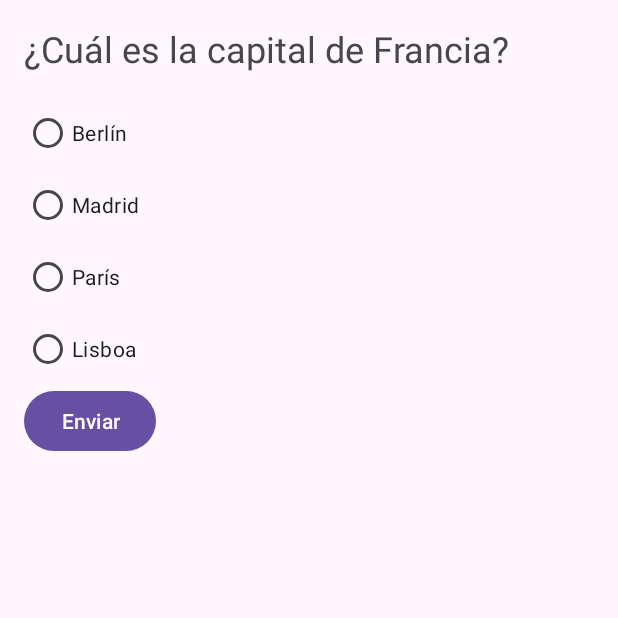
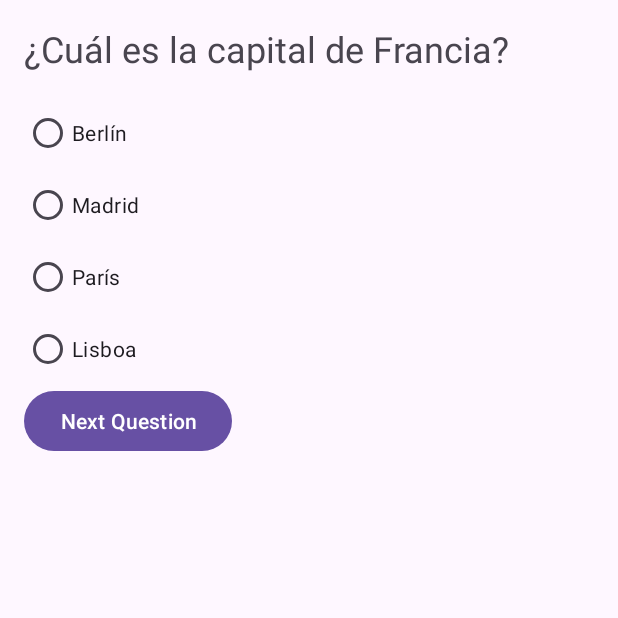
Before and after one commit to maferpinazocode/Parcial_PDM, an Android app: the screen it shows after launch (MainActivity), after a tap on "Start Game", on a phone screen of 412 x 824 dp, the top half of it. Run offline under Robolectric (Android 15) with nearby library versions, the phone set to English and light mode, and no system bars.

Commit message:
Fixed argument receiving logic, ensuring the currentQuestionIndex is updated correctly, due to the question change flow not working correctly. Also, we ensure that the index of the selected option is returned appropriately to verify the response. And in AnswerFragment the reception of the isCorrect, correctAnswer and currentQuestionIndex arguments was corrected.

```diff
--- a/AppParcial/app/src/main/java/com/example/questionsanswers/QuestionFragment.kt
+++ b/AppParcial/app/src/main/java/com/example/questionsanswers/QuestionFragment.kt
@@ -23,19 +23,26 @@ class QuestionFragment : Fragment(R.layout.fragment_question) {
         )
     )
 
-    private var currentQuestionIndex = 0 // Para rastrear la pregunta actual
+    private var currentQuestionIndex = 0 // Índice de la pregunta actual
 
     override fun onViewCreated(view: View, savedInstanceState: Bundle?) {
         super.onViewCreated(view, savedInstanceState)
+
+        val args = arguments?.let { QuestionFragmentArgs.fromBundle(it) }
+        currentQuestionIndex = args?.currentQuestionIndex ?: 0
 
         loadQuestion(view)
 
         view.findViewById<Button>(R.id.submitButton).setOnClickListener {
             val selectedOptionIndex = getSelectedOptionIndex(view)
             if (selectedOptionIndex != -1) {
+                val isCorrect = (selectedOptionIndex == questions[currentQuestionIndex].correctAnswerIndex)
+                val correctAnswer = questions[currentQuestionIndex].options[questions[currentQuestionIndex].correctAnswerIndex]
+
                 val action = QuestionFragmentDirections.actionQuestionFragmentToAnswerFragment(
-                    isCorrect = (selectedOptionIndex == questions[currentQuestionIndex].correctAnswerIndex),
-                    correctAnswer = questions[currentQuestionIndex].options[questions[currentQuestionIndex].correctAnswerIndex]
+                    isCorrect = isCorrect,
+                    correctAnswer = correctAnswer,
+                    currentQuestionIndex = currentQuestionIndex + 1
                 )
                 findNavController().navigate(action)
             }
@@ -43,19 +50,22 @@ class QuestionFragment : Fragment(R.layout.fragment_question) {
     }
 
     private fun loadQuestion(view: View) {
+        if (currentQuestionIndex < questions.size) {
             val question = questions[currentQuestionIndex]
             view.findViewById<TextView>(R.id.questionTextView).text = question.text
             val optionsRadioGroup = view.findViewById<RadioGroup>(R.id.optionsRadioGroup)
 
             val optionsButtons = listOf(
-            view.findViewById<RadioButton>(R.id.option1RadioButton),
-            view.findViewById<RadioButton>(R.id.option2RadioButton),
-            view.findViewById<RadioButton>(R.id.option3RadioButton),
+                view.findViewById(R.id.option1RadioButton),
+                view.findViewById(R.id.option2RadioButton),
+                view.findViewById(R.id.option3RadioButton),
                 view.findViewById<RadioButton>(R.id.option4RadioButton)
             )
 
+            // Asignar las opciones de la pregunta a los botones de radio
             for (i in optionsButtons.indices) {
                 optionsButtons[i].text = question.options[i]
+            }
         }
     }
 
@@ -68,24 +78,7 @@ class QuestionFragment : Fragment(R.layout.fragment_question) {
             R.id.option2RadioButton -> 1
             R.id.option3RadioButton -> 2
             R.id.option4RadioButton -> 3
-            else -> -1
-        }
-    }
-
-    private fun navigateToAnswerFragment(isCorrect: Boolean, correctAnswer: String) {
-        val action = QuestionFragmentDirections.actionQuestionFragmentToAnswerFragment(
-            isCorrect = isCorrect,
-            correctAnswer = correctAnswer
-        )
-        findNavController().navigate(action)
-    }
-
-    private fun submitAnswer(view: View) {
-        val selectedOptionIndex = getSelectedOptionIndex(view)
-        if (selectedOptionIndex != -1) {
-            val isCorrect = (selectedOptionIndex == questions[currentQuestionIndex].correctAnswerIndex)
-            val correctAnswer = questions[currentQuestionIndex].options[questions[currentQuestionIndex].correctAnswerIndex]
-            navigateToAnswerFragment(isCorrect, correctAnswer)
+            else -> -1 // Ninguna opción seleccionada
         }
     }
 }
--- a/AppParcial/app/src/main/res/layout/fragment_question.xml
+++ b/AppParcial/app/src/main/res/layout/fragment_question.xml
@@ -20,27 +20,31 @@
         <RadioButton
             android:id="@+id/option1RadioButton"
             android:layout_width="wrap_content"
-            android:layout_height="wrap_content" />
+            android:layout_height="wrap_content"
+            android:text="@string/op0_text" />
 
         <RadioButton
             android:id="@+id/option2RadioButton"
             android:layout_width="wrap_content"
-            android:layout_height="wrap_content" />
+            android:layout_height="wrap_content"
+            android:text="@string/op1_text" />
 
         <RadioButton
             android:id="@+id/option3RadioButton"
             android:layout_width="wrap_content"
-            android:layout_height="wrap_content" />
+            android:layout_height="wrap_content"
+            android:text="@string/op2_Text" />
 
         <RadioButton
             android:id="@+id/option4RadioButton"
             android:layout_width="wrap_content"
-            android:layout_height="wrap_content" />
+            android:layout_height="wrap_content"
+            android:text="@string/op3_Text" />
     </RadioGroup>
 
     <Button
         android:id="@+id/submitButton"
         android:layout_width="wrap_content"
         android:layout_height="wrap_content"
-        android:text="@string/enviar_text" />
+        android:text="@string/next_question_text" />
 </LinearLayout>
--- a/AppParcial/app/src/main/res/navigation/nav_graph.xml
+++ b/AppParcial/app/src/main/res/navigation/nav_graph.xml
@@ -9,6 +9,7 @@
         android:name="com.example.questionsanswers.WelcomeFragment"
         android:label="Welcome"
         tools:layout="@layout/fragment_welcome">
+
         <action
             android:id="@+id/action_welcomeFragment_to_questionFragment"
             app:destination="@id/questionFragment" />
@@ -20,29 +21,38 @@
         android:label="Question"
         tools:layout="@layout/fragment_question">
         <argument
-            android:name="isCorrect"
-            app:argType="boolean" />
-        <argument
-            android:name="correctAnswer"
-            app:argType="string" />
+            android:name="currentQuestionIndex"
+            app:argType="integer"
+            android:defaultValue="0" />
         <action
             android:id="@+id/action_questionFragment_to_answerFragment"
-            app:destination="@id/answerFragment" />
+            app:destination="@id/answerFragment">
+            <argument
+                android:name="currentQuestionIndex"
+                app:argType="integer" />
+        </action>
     </fragment>
 
     <fragment
         android:id="@+id/answerFragment"
         android:name="com.example.questionsanswers.AnswerFragment"
         android:label="Answer"
-        tools:layout="@layout/fragment_answer" >
+        tools:layout="@layout/fragment_answer">
         <argument
             android:name="isCorrect"
             app:argType="boolean" />
         <argument
             android:name="correctAnswer"
             app:argType="string" />
+        <argument
+            android:name="currentQuestionIndex"
+            app:argType="integer" />
         <action
             android:id="@+id/action_answerFragment_to_questionFragment"
-            app:destination="@id/questionFragment" />
+            app:destination="@id/questionFragment">
+            <argument
+                android:name="currentQuestionIndex"
+                app:argType="integer" />
+        </action>
     </fragment>
 </navigation>
--- a/AppParcial/app/src/main/res/values/strings.xml
+++ b/AppParcial/app/src/main/res/values/strings.xml
@@ -5,12 +5,13 @@
     <string name="welcome_text">Welcome to the Quiz Game!</string>
     <string name="start_text">Start Game</string>
     <string name="question_text">Sample Question</string>
-    <string name="first_option">Option 1</string>
-    <string name="second_option">Option 2</string>
-    <string name="next_text">Next</string>
     <string name="correct_exclamation_text">Correct!</string>
     <string name="next_question_text">Next Question </string>
     <string name="correct_text">¡Tu respuesta es correcta!</string>
     <string name="incorrect_text">Tu respuesta es incorrecta. La respuesta correcta es: %1$s</string>
     <string name="enviar_text">Enviar</string>
+    <string name="op0_text">Opción 0</string>
+    <string name="op1_text">Opción 1</string>
+    <string name="op2_Text">Option 2</string>
+    <string name="op3_Text">Option 3</string>
 </resources>
```
Also changed, not shown: AppParcial/app/src/main/java/com/example/questionsanswers/AnswerFragment.kt (+10 -2 lines). Lines whose indentation alone changed are shown as unchanged.
